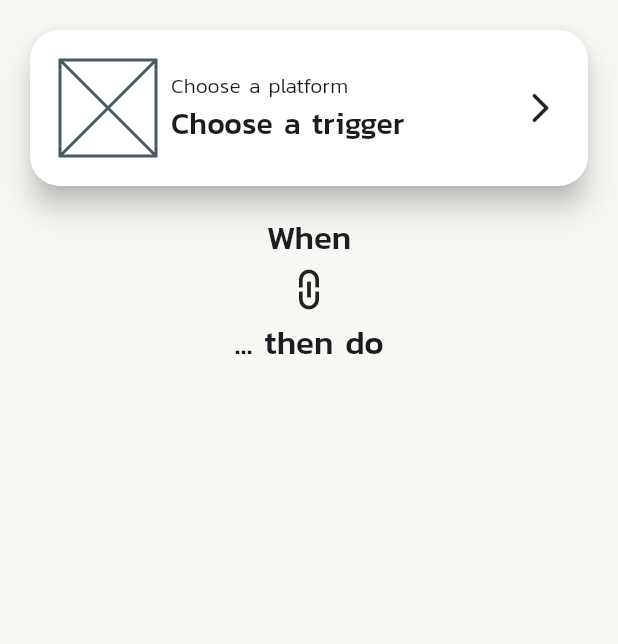
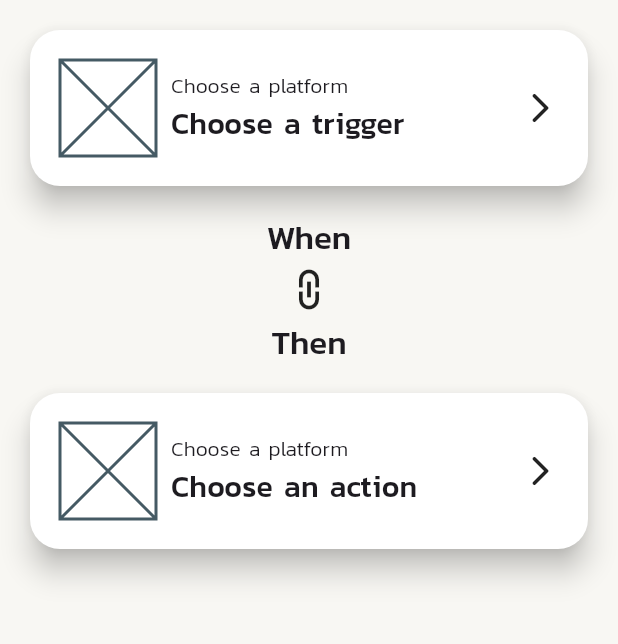
Before and after one commit to lypitech/area, a Flutter app: the NewAreaPage screen opened by its route, on a phone screen of 412 x 824 dp, the part 213-857 px from its top. Run offline on Flutter 3.47's test engine with Material 3 defaults, Android fonts, the phone set to English and light mode, and no system bars; our stand-ins replace dio, flutter_dotenv, flutter_riverpod, gap, go_router; generated files the repository leaves out were written again.

Commit message:
refactor/feat(front>mobile>presentation>new_area): Now uses `AreactionCard`.

```diff
--- a/frontend/mobile/lib/presentation/new_area/new_area_page.dart
+++ b/frontend/mobile/lib/presentation/new_area/new_area_page.dart
@@ -1,7 +1,7 @@
 import 'package:area/data/provider/area_modal_provider.dart';
 import 'package:area/layout/main_page_layout.dart';
 import 'package:area/widget/appbar_button.dart';
-import 'package:area/widget/clickable_frame.dart';
+import 'package:area/widget/areaction_card.dart';
 import 'package:flutter/material.dart';
 import 'package:flutter_riverpod/flutter_riverpod.dart';
 import 'package:go_router/go_router.dart';
@@ -26,47 +26,16 @@ class NewAreaPage extends ConsumerWidget {
         }
       ),
       children: [
-        ClickableFrame(
-          padding: const EdgeInsets.all(20),
-          child: Row(
-            spacing: 10,
-            children: [
-              Container(
-                height: 64,
-                width: 64,
-                decoration: BoxDecoration(
-                  shape: BoxShape.circle,
-                ),
-                child: Placeholder(), // TODO: Put platform icon
-              ),
-              Expanded(
-                child: Column(
-                  crossAxisAlignment: CrossAxisAlignment.start,
-                  children: [
-                    Text(
-                      areaModal.actionPlatform != null
-                        ? areaModal.actionPlatform!.name
-                        : 'Choose a platform',
-                      style: textTheme.titleSmall?.copyWith(
-                        fontWeight: FontWeight.w300
-                      ),
-                    ),
-                    Text(
-                      areaModal.trigger != null
-                        ? areaModal.trigger!.name
-                        : 'Choose a trigger',
-                      style: textTheme.titleMedium?.copyWith(
-                        fontSize: 20
-                      ),
-                    )
-                  ],
-                ),
-              ),
-              Icon(
-                Icons.arrow_forward_ios_rounded
-              )
-            ],
-          )
+        AreactionCard(
+          title: areaModal.trigger != null
+            ? areaModal.trigger!.name
+            : 'Choose a trigger',
+          subtitle: areaModal.actionPlatform != null
+            ? areaModal.actionPlatform!.name
+            : 'Choose a platform',
+          onTap: () {
+            // ...
+          }
         ),
         Column(
           spacing: 5,
@@ -85,13 +54,24 @@ class NewAreaPage extends ConsumerWidget {
               ),
             ),
             Text(
-              '... then do',
+              'Then',
               style: textTheme.titleLarge?.copyWith(
                 fontWeight: FontWeight.w500
               ),
             )
           ],
         ),
+        AreactionCard(
+          title: areaModal.action != null
+            ? areaModal.action!.name
+            : 'Choose an action',
+          subtitle: areaModal.reactionPlatform != null
+            ? areaModal.reactionPlatform!.name
+            : 'Choose a platform',
+          onTap: () {
+            // ...
+          }
+        ),
       ]
     );
   }
```
